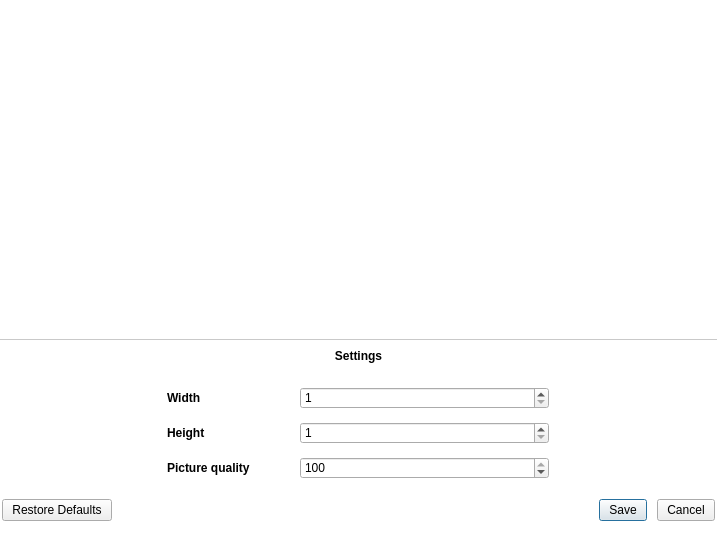
First picture: the form in library/tulip-gui/designer/SnapshotDialog.ui, repository Tulip-Dev/tulip, before the edit.
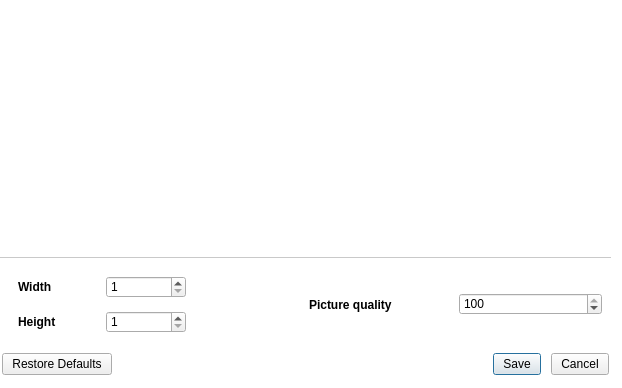
Second picture: the form after the edit. Icons and pictures are not drawn.

Commit message: Finally find a nice layout for the snapshot dialog which put the lock really in the middle of the witdth and height input field

What changed in the file:
```diff
--- a/library/tulip-gui/designer/SnapshotDialog.ui
+++ b/library/tulip-gui/designer/SnapshotDialog.ui
@@ -6,8 +6,8 @@
    <rect>
     <x>0</x>
     <y>0</y>
-    <width>728</width>
-    <height>534</height>
+    <width>622</width>
+    <height>388</height>
    </rect>
   </property>
   <property name="windowTitle">
@@ -146,20 +146,10 @@
 font: bold;
 }</string>
      </property>
-     <layout class="QVBoxLayout" name="verticalLayout_2">
-      <property name="spacing">
-       <number>15</number>
-      </property>
-      <item>
-       <widget class="QLabel" name="label_4">
-        <property name="text">
-         <string>Settings</string>
-        </property>
-        <property name="alignment">
-         <set>Qt::AlignCenter</set>
-        </property>
-       </widget>
-      </item>
+     <property name="frameShape">
+      <enum>QFrame::NoFrame</enum>
+     </property>
+     <layout class="QHBoxLayout" name="horizontalLayout_3">
       <item>
        <layout class="QHBoxLayout" name="horizontalLayout_2">
         <property name="spacing">
@@ -168,17 +158,11 @@
         <item>
          <widget class="QFrame" name="formFrame_2">
           <property name="sizePolicy">
-           <sizepolicy hsizetype="Maximum" vsizetype="Preferred">
+           <sizepolicy hsizetype="Preferred" vsizetype="Preferred">
             <horstretch>0</horstretch>
             <verstretch>0</verstretch>
            </sizepolicy>
           </property>
-          <property name="minimumSize">
-           <size>
-            <width>400</width>
-            <height>0</height>
-           </size>
-          </property>
           <layout class="QFormLayout" name="formLayout_2">
            <property name="fieldGrowthPolicy">
             <enum>QFormLayout::ExpandingFieldsGrow</enum>
@@ -192,45 +176,17 @@
            <property name="verticalSpacing">
             <number>13</number>
            </property>
-           <item row="0" column="0">
+           <item row="1" column="0">
             <widget class="QLabel" name="label">
              <property name="text">
               <string>Width</string>
              </property>
             </widget>
            </item>
-           <item row="0" column="1">
-            <widget class="QSpinBox" name="widthSpinBox">
-             <property name="sizePolicy">
-              <sizepolicy hsizetype="Expanding" vsizetype="Fixed">
-               <horstretch>0</horstretch>
-               <verstretch>0</verstretch>
-              </sizepolicy>
-             </property>
-             <property name="minimumSize">
-              <size>
-               <width>80</width>
-               <height>0</height>
-              </size>
-             </property>
-             <property name="maximumSize">
-              <size>
-               <width>300</width>
-               <height>16777215</height>
-              </size>
-             </property>
-             <property name="minimum">
-              <number>1</number>
-             </property>
-             <property name="maximum">
-              <number>8192</number>
-             </property>
-            </widget>
-           </item>
            <item row="1" column="1">
-            <widget class="QSpinBox" name="heightSpinBox">
+            <widget class="QSpinBox" name="widthSpinBox">
              <property name="sizePolicy">
-              <sizepolicy hsizetype="Expanding" vsizetype="Fixed">
+              <sizepolicy hsizetype="Preferred" vsizetype="Fixed">
                <horstretch>0</horstretch>
                <verstretch>0</verstretch>
               </sizepolicy>
@@ -256,16 +212,67 @@
             </widget>
            </item>
            <item row="2" column="0">
+            <widget class="QLabel" name="label_2">
+             <property name="text">
+              <string>Height</string>
+             </property>
+            </widget>
+           </item>
+           <item row="2" column="1">
+            <widget class="QSpinBox" name="heightSpinBox">
+             <property name="sizePolicy">
+              <sizepolicy hsizetype="Preferred" vsizetype="Fixed">
+               <horstretch>0</horstretch>
+               <verstretch>0</verstretch>
+              </sizepolicy>
+             </property>
+             <property name="minimumSize">
+              <size>
+               <width>80</width>
+               <height>0</height>
+              </size>
+             </property>
+             <property name="maximumSize">
+              <size>
+               <width>300</width>
+               <height>16777215</height>
+              </size>
+             </property>
+             <property name="minimum">
+              <number>1</number>
+             </property>
+             <property name="maximum">
+              <number>8192</number>
+             </property>
+            </widget>
+           </item>
+          </layout>
+         </widget>
+        </item>
+       </layout>
+      </item>
+      <item>
+       <layout class="QHBoxLayout" name="horizontalLayout">
+        <item>
             <widget class="QLabel" name="label_3">
+          <property name="font">
+           <font>
+            <weight>75</weight>
+            <bold>true</bold>
+           </font>
+          </property>
+          <property name="toolTip">
+           <string>&lt;html&gt;&lt;head/&gt;&lt;body&gt;&lt;p&gt;Use by some file format (jpg for instance) when saving a file.&lt;/p&gt;&lt;/body&gt;&lt;/html&gt;</string>
+          </property>
              <property name="text">
               <string>Picture quality</string>
              </property>
             </widget>
            </item>
-           <item row="2" column="1">
+        <item>
             <widget class="QSpinBox" name="qualitySpinBox">
              <property name="sizePolicy">
-              <sizepolicy hsizetype="Expanding" vsizetype="Fixed">
+           <sizepolicy hsizetype="Preferred" vsizetype="Fixed">
                <horstretch>0</horstretch>
                <verstretch>0</verstretch>
               </sizepolicy>
@@ -287,16 +294,6 @@
              </property>
             </widget>
            </item>
-           <item row="1" column="0">
-            <widget class="QLabel" name="label_2">
-             <property name="text">
-              <string>Height</string>
-             </property>
-            </widget>
-           </item>
-          </layout>
-         </widget>
-        </item>
        </layout>
       </item>
      </layout>
```
Left out of the diff: 35 changed lines with no effect on the pictures. Lines whose indentation alone changed are shown as unchanged. The commit also changes 1 other file.
